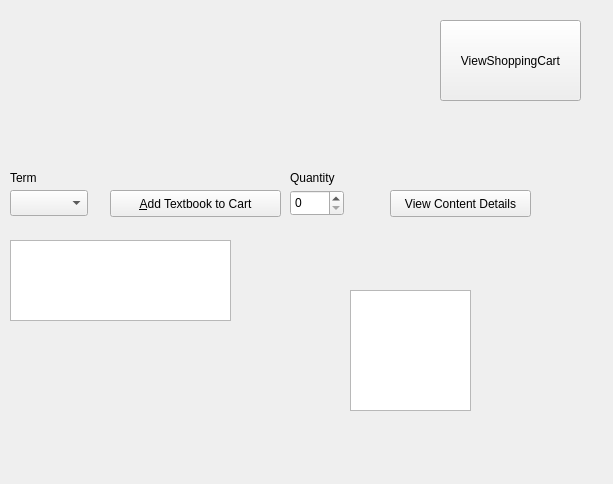
Above: D4_TeamJava/cuTPS_gui/StudentInterfaceWindow.ui from AnkushVarshneya/CUTPS before the change. Below: the same form after it.
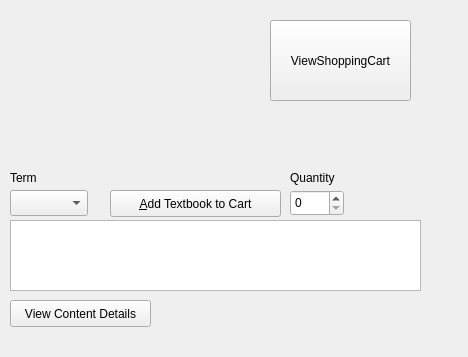
That is the form after the change.

What changed in the file:
```diff
--- a/D4_TeamJava/cuTPS_gui/StudentInterfaceWindow.ui
+++ b/D4_TeamJava/cuTPS_gui/StudentInterfaceWindow.ui
@@ -6,8 +6,8 @@
    <rect>
     <x>0</x>
     <y>0</y>
-    <width>613</width>
-    <height>484</height>
+    <width>468</width>
+    <height>357</height>
    </rect>
   </property>
   <property name="windowTitle">
@@ -16,7 +16,7 @@
   <widget class="QPushButton" name="viewShoppingCartOption">
    <property name="geometry">
     <rect>
-     <x>440</x>
+     <x>270</x>
      <y>20</y>
      <width>141</width>
      <height>81</height>
@@ -89,17 +89,17 @@
    <property name="geometry">
     <rect>
      <x>10</x>
-     <y>240</y>
-     <width>221</width>
-     <height>81</height>
+     <y>220</y>
+     <width>411</width>
+     <height>71</height>
     </rect>
    </property>
   </widget>
   <widget class="QPushButton" name="viewDetailsOption">
    <property name="geometry">
     <rect>
-     <x>390</x>
-     <y>190</y>
+     <x>10</x>
+     <y>300</y>
      <width>141</width>
      <height>27</height>
     </rect>
@@ -108,16 +108,6 @@
     <string>View Content Details</string>
    </property>
   </widget>
-  <widget class="QTreeView" name="chaptersAndSectionsTreeView">
-   <property name="geometry">
-    <rect>
-     <x>350</x>
-     <y>290</y>
-     <width>121</width>
-     <height>121</height>
-    </rect>
-   </property>
-  </widget>
  </widget>
  <resources/>
  <connections/>
```
